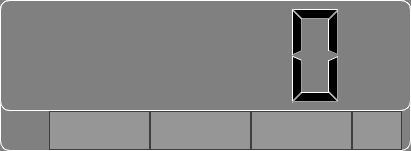
Qt form UI.ui (ccs96307/NightyTimer) before a commit.
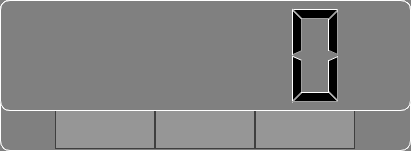
The same form after that commit.

Commit message: Fixed the component position

```diff
--- a/UI.ui
+++ b/UI.ui
@@ -50,9 +50,9 @@
    <widget class="QPushButton" name="pushButton">
     <property name="geometry">
      <rect>
-      <x>150</x>
-      <y>111</y>
-      <width>101</width>
+      <x>155</x>
+      <y>110</y>
+      <width>100</width>
       <height>39</height>
      </rect>
     </property>
@@ -89,9 +89,9 @@
    <widget class="QPushButton" name="pushButton_2">
     <property name="geometry">
      <rect>
-      <x>49</x>
-      <y>111</y>
-      <width>101</width>
+      <x>55</x>
+      <y>110</y>
+      <width>100</width>
       <height>39</height>
      </rect>
     </property>
@@ -112,9 +112,9 @@
    <widget class="QPushButton" name="pushButton_3">
     <property name="geometry">
      <rect>
-      <x>251</x>
-      <y>111</y>
-      <width>101</width>
+      <x>255</x>
+      <y>110</y>
+      <width>100</width>
       <height>39</height>
      </rect>
     </property>
@@ -132,29 +132,11 @@
      <string/>
     </property>
    </widget>
-   <widget class="QPushButton" name="pushButton_4">
-    <property name="geometry">
-     <rect>
-      <x>352</x>
-      <y>111</y>
-      <width>50</width>
-      <height>39</height>
-     </rect>
-    </property>
-    <property name="styleSheet">
-     <string notr="true">color: rgb(255, 255, 255);
-background-color: rgb(150, 150, 150);
-border-style:none;
-border:1px solid #3f3f3f; 
-
-padding:5px;
-min-height:20px;
-border-radius:35px;</string>
-    </property>
-    <property name="text">
-     <string/>
-    </property>
-   </widget>
+   <zorder>pushButton_3</zorder>
+   <zorder>pushButton_2</zorder>
+   <zorder>label</zorder>
+   <zorder>pushButton</zorder>
+   <zorder>lcdNumber</zorder>
   </widget>
  </widget>
  <resources/>
```
The commit also changes 2 other files.
